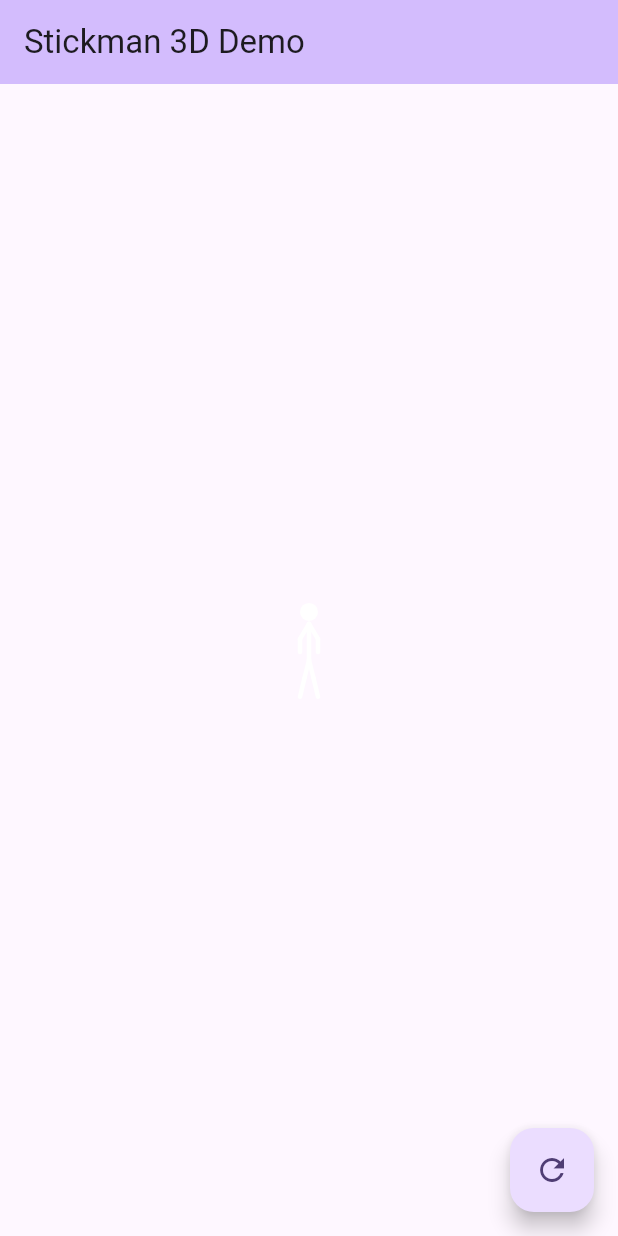
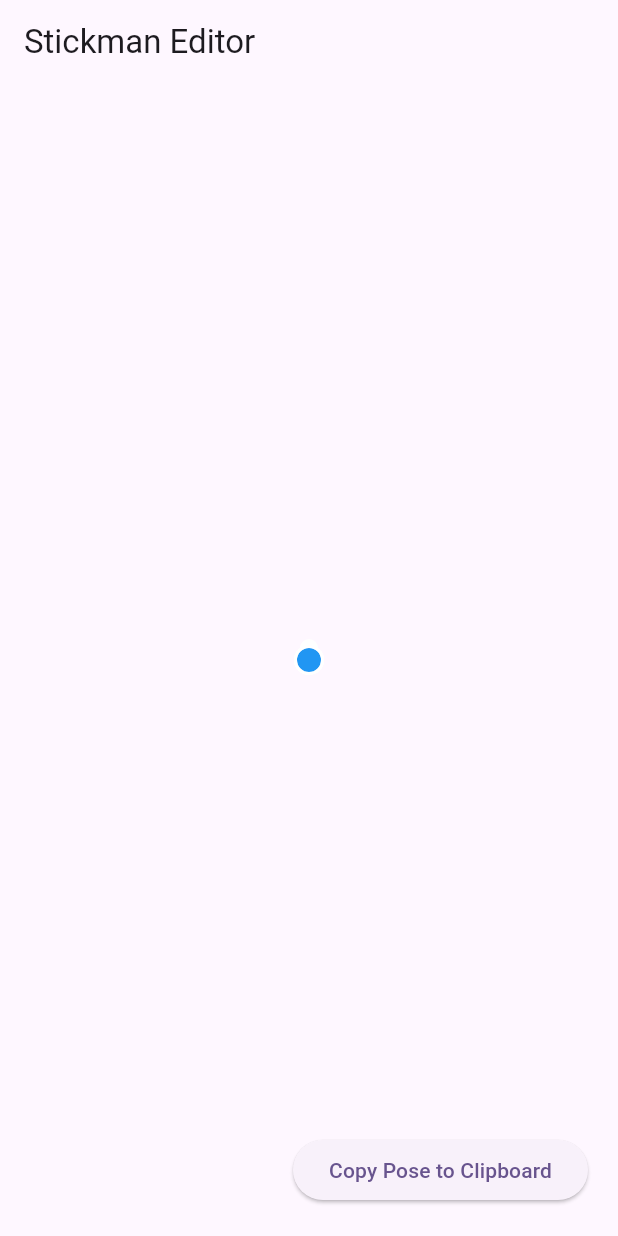
Before and after one commit to leehj825/stickman-animator, a Flutter app: the screen it shows after launch, on a phone screen of 412 x 824 dp. Run offline on Flutter 3.47's test engine with Material 3 defaults, Android fonts, the phone set to English and light mode, and no system bars.

Commit message:
Refactor Stickman to Data-Driven System and Add Editor
- Refactor `StickmanSkeleton` to support cloning, interpolation, and serialization.
- Implement Strategy pattern in `StickmanController` for animation logic.
- Add `StickmanPoseEditor` for visual manipulation of the skeleton.

```diff
--- a/lib/main.dart
+++ b/lib/main.dart
@@ -17,19 +17,19 @@ class MyApp extends StatelessWidget {
         colorScheme: ColorScheme.fromSeed(seedColor: Colors.deepPurple),
         useMaterial3: true,
       ),
-      home: const StickmanDemo(),
+      home: const StickmanEditorPage(),
     );
   }
 }
 
-class StickmanDemo extends StatefulWidget {
-  const StickmanDemo({super.key});
+class StickmanEditorPage extends StatefulWidget {
+  const StickmanEditorPage({super.key});
 
   @override
-  State<StickmanDemo> createState() => _StickmanDemoState();
+  State<StickmanEditorPage> createState() => _StickmanEditorPageState();
 }
 
-class _StickmanDemoState extends State<StickmanDemo>
+class _StickmanEditorPageState extends State<StickmanEditorPage>
     with SingleTickerProviderStateMixin {
   late StickmanController _controller;
   late Ticker _ticker;
@@ -38,7 +38,12 @@ class _StickmanDemoState extends State<StickmanDemo>
   @override
   void initState() {
     super.initState();
-    _controller = StickmanController();
+    _controller = StickmanController(scale: 1.0);
+    // Start with PoseMotionStrategy (editor friendly)
+    // Wait, the editor sets this itself in initState.
+    // But we need to pump updates for `lerp` to work if we were using it.
+    // The editor uses Drag to update positions directly.
+
     _ticker = createTicker(_onTick)..start();
   }
 
@@ -47,8 +52,8 @@ class _StickmanDemoState extends State<StickmanDemo>
     final double dt = currentTime - _lastTime;
     _lastTime = currentTime;
 
-    // Simulate some movement
     setState(() {
+      // We still call update so any physics/interpolation runs
       _controller.update(dt, 0.0, 0.0);
     });
   }
@@ -63,25 +68,9 @@ class _StickmanDemoState extends State<StickmanDemo>
   Widget build(BuildContext context) {
     return Scaffold(
       appBar: AppBar(
-        title: const Text('Stickman 3D Demo'),
-        backgroundColor: Theme.of(context).colorScheme.inversePrimary,
+        title: const Text('Stickman Editor'),
       ),
-      body: Center(
-        child: CustomPaint(
-          painter: StickmanPainter(controller: _controller),
-          size: const Size(300, 300),
-        ),
-      ),
-      floatingActionButton: FloatingActionButton(
-        onPressed: () {
-            if (_controller.state == StickmanState.ragdoll) {
-                _controller.respawn();
-            } else {
-                _controller.die();
-            }
-        },
-        child: const Icon(Icons.refresh),
-      ),
+      body: StickmanPoseEditor(controller: _controller),
     );
   }
 }
--- /dev/null
+++ b/lib/src/stickman_editor.dart
@@ -0,0 +1,153 @@
+import 'package:flutter/material.dart';
+import 'package:flutter/services.dart';
+import 'package:vector_math/vector_math_64.dart' as v;
+import 'stickman_skeleton.dart';
+import 'stickman_animator.dart';
+import 'stickman_painter.dart';
+
+class StickmanPoseEditor extends StatefulWidget {
+  final StickmanController controller;
+
+  const StickmanPoseEditor({Key? key, required this.controller}) : super(key: key);
+
+  @override
+  State<StickmanPoseEditor> createState() => _StickmanPoseEditorState();
+}
+
+class _StickmanPoseEditorState extends State<StickmanPoseEditor> {
+  // Mapping of bone names to their Vector3 objects in the skeleton
+  late Map<String, v.Vector3> _boneMap;
+  String? _draggedBone;
+
+  @override
+  void initState() {
+    super.initState();
+    _initBoneMap();
+
+    // Set to ManualMotionStrategy to allow dragging without fighting with procedural logic or lerp
+    widget.controller.setStrategy(ManualMotionStrategy());
+  }
+
+  void _initBoneMap() {
+    final skel = widget.controller.skeleton;
+    _boneMap = {
+      'Hip': skel.hip,
+      'Neck': skel.neck,
+      'L.Shoulder': skel.lShoulder,
+      'R.Shoulder': skel.rShoulder,
+      'L.Hip': skel.lHip,
+      'R.Hip': skel.rHip,
+      'L.Knee': skel.lKnee,
+      'R.Knee': skel.rKnee,
+      'L.Foot': skel.lFoot,
+      'R.Foot': skel.rFoot,
+      'L.Elbow': skel.lElbow,
+      'R.Elbow': skel.rElbow,
+      'L.Hand': skel.lHand,
+      'R.Hand': skel.rHand,
+    };
+  }
+
+  // Coordinate Mapping matching StickmanPainter
+  Offset _toScreen(v.Vector3 vec, Size size) {
+    final center = Offset(size.width / 2, size.height / 2);
+    final scaled = Offset(vec.x, vec.y + (vec.z * 0.3)) * widget.controller.scale;
+    return center + scaled;
+  }
+
+  // Inverse Mapping (Simplified)
+  void _updateBonePosition(String boneName, Offset delta) {
+    if (!_boneMap.containsKey(boneName)) return;
+
+    final bone = _boneMap[boneName]!;
+    final scale = widget.controller.scale;
+    if (scale == 0) return;
+
+    // Direct update of the skeleton vectors
+    bone.x += delta.dx / scale;
+    bone.y += delta.dy / scale;
+  }
+
+  @override
+  Widget build(BuildContext context) {
+    return LayoutBuilder(
+      builder: (context, constraints) {
+        final size = Size(constraints.maxWidth, constraints.maxHeight);
+        return Stack(
+          children: [
+            // Bottom: The Painter
+            Positioned.fill(
+              child: CustomPaint(
+                painter: StickmanPainter(controller: widget.controller),
+              ),
+            ),
+
+            // Top: Draggable Handles
+            ..._boneMap.keys.map((name) {
+              final bone = _boneMap[name]!;
+              final screenPos = _toScreen(bone, size);
+
+              return Positioned(
+                left: screenPos.dx - 10,
+                top: screenPos.dy - 10,
+                child: GestureDetector(
+                  onPanUpdate: (details) {
+                    setState(() {
+                      _updateBonePosition(name, details.delta);
+                    });
+                  },
+                  child: Container(
+                    width: 20,
+                    height: 20,
+                    decoration: BoxDecoration(
+                      color: Colors.blue.withOpacity(0.5),
+                      shape: BoxShape.circle,
+                      border: Border.all(color: Colors.white, width: 2),
+                    ),
+                  ),
+                ),
+              );
+            }).toList(),
+
+            // UI Controls
+            Positioned(
+              bottom: 20,
+              right: 20,
+              child: ElevatedButton(
+                onPressed: _copyPoseToClipboard,
+                child: const Text("Copy Pose to Clipboard"),
+              ),
+            ),
+          ],
+        );
+      },
+    );
+  }
+
+  void _copyPoseToClipboard() {
+    final skel = widget.controller.skeleton;
+    final buffer = StringBuffer();
+
+    String format(v.Vector3 v) => "${v.x.toStringAsFixed(1)}, ${v.y.toStringAsFixed(1)}, ${v.z.toStringAsFixed(1)}";
+
+    buffer.writeln("..hip.setValues(${format(skel.hip)})");
+    buffer.writeln("..neck.setValues(${format(skel.neck)})");
+    buffer.writeln("..lShoulder.setValues(${format(skel.lShoulder)})");
+    buffer.writeln("..rShoulder.setValues(${format(skel.rShoulder)})");
+    buffer.writeln("..lHip.setValues(${format(skel.lHip)})");
+    buffer.writeln("..rHip.setValues(${format(skel.rHip)})");
+    buffer.writeln("..lKnee.setValues(${format(skel.lKnee)})");
+    buffer.writeln("..rKnee.setValues(${format(skel.rKnee)})");
+    buffer.writeln("..lFoot.setValues(${format(skel.lFoot)})");
+    buffer.writeln("..rFoot.setValues(${format(skel.rFoot)})");
+    buffer.writeln("..lElbow.setValues(${format(skel.lElbow)})");
+    buffer.writeln("..rElbow.setValues(${format(skel.rElbow)})");
+    buffer.writeln("..lHand.setValues(${format(skel.lHand)})");
+    buffer.writeln("..rHand.setValues(${format(skel.rHand)})");
+
+    Clipboard.setData(ClipboardData(text: buffer.toString()));
+    ScaffoldMessenger.of(context).showSnackBar(
+      const SnackBar(content: Text("Pose copied to clipboard!")),
+    );
+  }
+}
--- a/lib/stickman_3d.dart
+++ b/lib/stickman_3d.dart
@@ -3,3 +3,4 @@ library stickman_3d;
 export 'src/stickman_skeleton.dart';
 export 'src/stickman_animator.dart';
 export 'src/stickman_painter.dart';
+export 'src/stickman_editor.dart';
```
Also changed, not shown: lib/src/stickman_animator.dart (+118 -75 lines), lib/src/stickman_skeleton.dart (+93 -0 lines).
